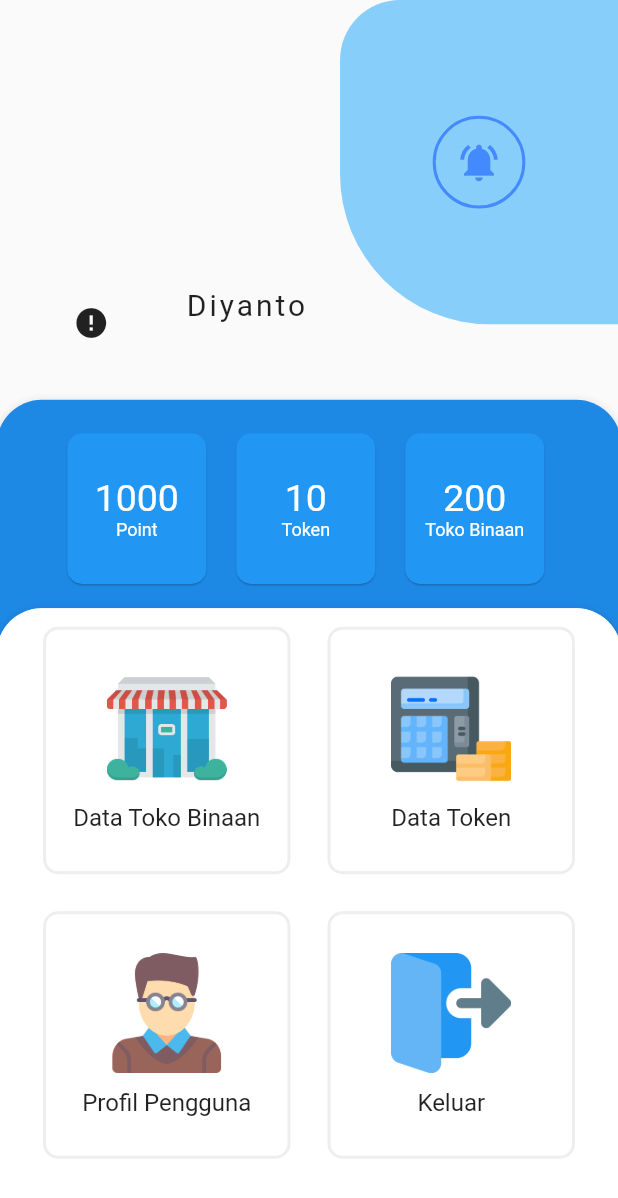
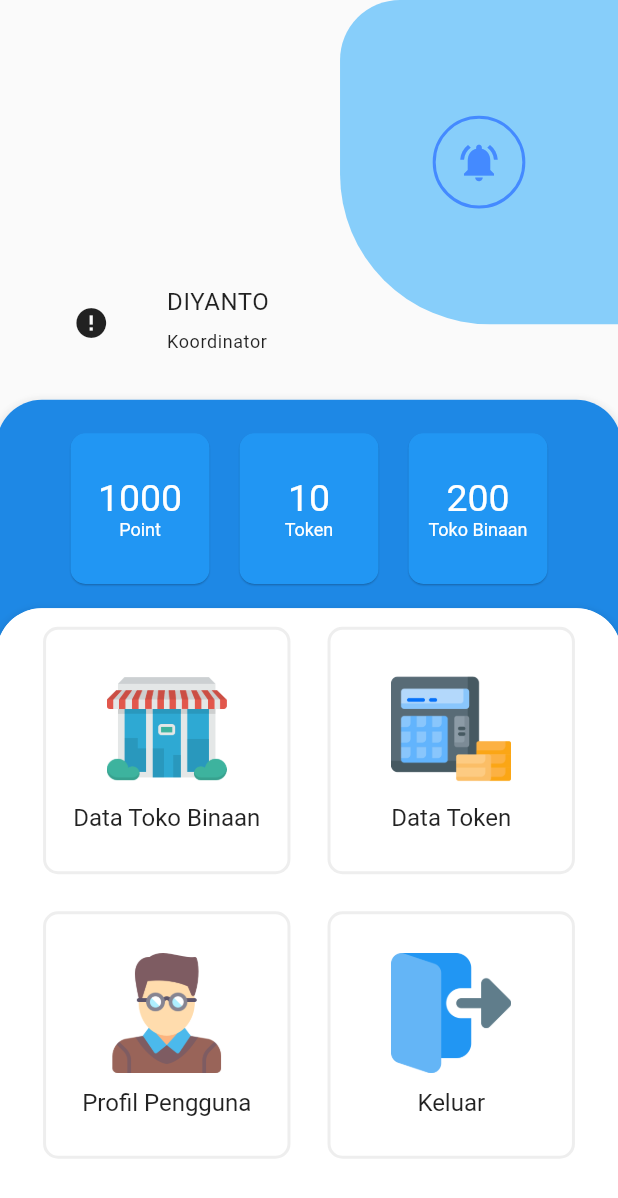
Before and after one commit to diyanto29/koordinator_migranshop, a Flutter app: the Dashboard screen opened directly, on a phone screen of 412 x 824 dp. Shown: the top 1198 px of the screen. Run offline on Flutter 3.47's test engine with Material 2 defaults, Android fonts, the phone set to English and light mode, and no system bars; drawn by our look-alikes of auto_size_text, cached_network_image; our stand-ins replace awesome_dialog, flutter_screenutil; missing offline and left inert: dart:ffi, icofont_flutter; network calls fail; Roboto replaces fonts that are missing (Malgun, MalgunBold); statements that could not run were skipped.

Commit message:
fix layout dashboard

```diff
--- a/lib/ui/dashboard.dart
+++ b/lib/ui/dashboard.dart
@@ -81,12 +81,22 @@ class _DashboardState extends State<Dashboard> {
               )),
           Positioned(
             top: ScreenUtil.instance.setHeight(310),
-            left: ScreenUtil.instance.setHeight(200),
+            left: ScreenUtil.instance.setHeight(180),
             child: AutoSizeText(
-              "Diyanto",
+              "DIYANTO",
               style: TextStyle(
-                  fontFamily: "MalgunBold", fontSize: 20, letterSpacing: 2),
-              textScaleFactor: 1.5,
+                  fontFamily: "MalgunBold", fontSize: 16, letterSpacing: 0.4),
+              textScaleFactor: 1.2,
+            ),
+          ),
+          Positioned(
+            top: ScreenUtil.instance.setHeight(358),
+            left: ScreenUtil.instance.setHeight(180),
+            child: AutoSizeText(
+              "Koordinator",
+              style: TextStyle(
+                  fontSize: 12, letterSpacing: 0.4),
+              textScaleFactor: 1,
             ),
           ),
           Positioned(
@@ -112,10 +122,12 @@ class _DashboardState extends State<Dashboard> {
                       borderRadius: BorderRadius.only(
                           topLeft: Radius.circular(30),
                           topRight: Radius.circular(30))),
-                  child: ListView(
-                    scrollDirection: Axis.horizontal,
+                  child: Row(
+                    mainAxisAlignment: MainAxisAlignment.center,
+                    crossAxisAlignment: CrossAxisAlignment.center,
                     children: <Widget>[
-                      Card(
+                      Flexible(
+                        child: Card(
                           margin: EdgeInsets.all(10),
                           elevation: 0.5,
                           color: Colors.blue[500],
@@ -151,7 +163,9 @@ class _DashboardState extends State<Dashboard> {
                                 ],
                               )),
                         ),
-                      Card(
+                      ),
+                      Flexible(
+                        child: Card(
                           margin: EdgeInsets.all(10),
                           elevation: 0.5,
                           color: Colors.blue[500],
@@ -187,7 +201,9 @@ class _DashboardState extends State<Dashboard> {
                                 ],
                               )),
                         ),
-                      Card(
+                      ),
+                      Flexible(
+                        child: Card(
                           margin: EdgeInsets.all(10),
                           elevation: 0.5,
                           color: Colors.blue[500],
@@ -222,6 +238,7 @@ class _DashboardState extends State<Dashboard> {
                                   ))
                                 ],
                               )),
+                        ),
                       ),
                     ],
                   ),
@@ -338,6 +355,8 @@ class _DashboardState extends State<Dashboard> {
                             border:
                                 Border.all(color: Colors.grey[200], width: 2),
                             borderRadius: BorderRadius.circular(10)),
+                        child: InkWell(
+                          onTap: logout,
                           child: Column(
                             mainAxisAlignment: MainAxisAlignment.center,
                             crossAxisAlignment: CrossAxisAlignment.center,
@@ -357,6 +376,7 @@ class _DashboardState extends State<Dashboard> {
                             ],
                           ),
                         ),
+                      ),
 
                     ],
                   ),
--- a/lib/ui/login.dart
+++ b/lib/ui/login.dart
@@ -34,7 +34,7 @@ class _LoginState extends State<Login> {
       body: SingleChildScrollView(
         physics: NeverScrollableScrollPhysics(),
         child: Container(
-          height: ScreenUtil.instance.height,
+          height: ScreenUtil.mediaQueryData.size.height,
           child: Stack(
             children: <Widget>[
               Positioned(
@@ -120,7 +120,7 @@ class _LoginState extends State<Login> {
               Positioned(
                 left: ScreenUtil.instance.setHeight(50),
                 right: ScreenUtil.instance.setHeight(50),
-                bottom: ScreenUtil.instance.setHeight(1300),
+                bottom: ScreenUtil.instance.setHeight(20),
                 child: RaisedButton(
                   onPressed: () =>Navigator.pushReplacement(context, TransisiWithDuration(widget: Dashboard(),duration: 200,typeTransisi: "Bawah")),
                   padding: EdgeInsets.symmetric(
```
Lines whose indentation alone changed are shown as unchanged.
